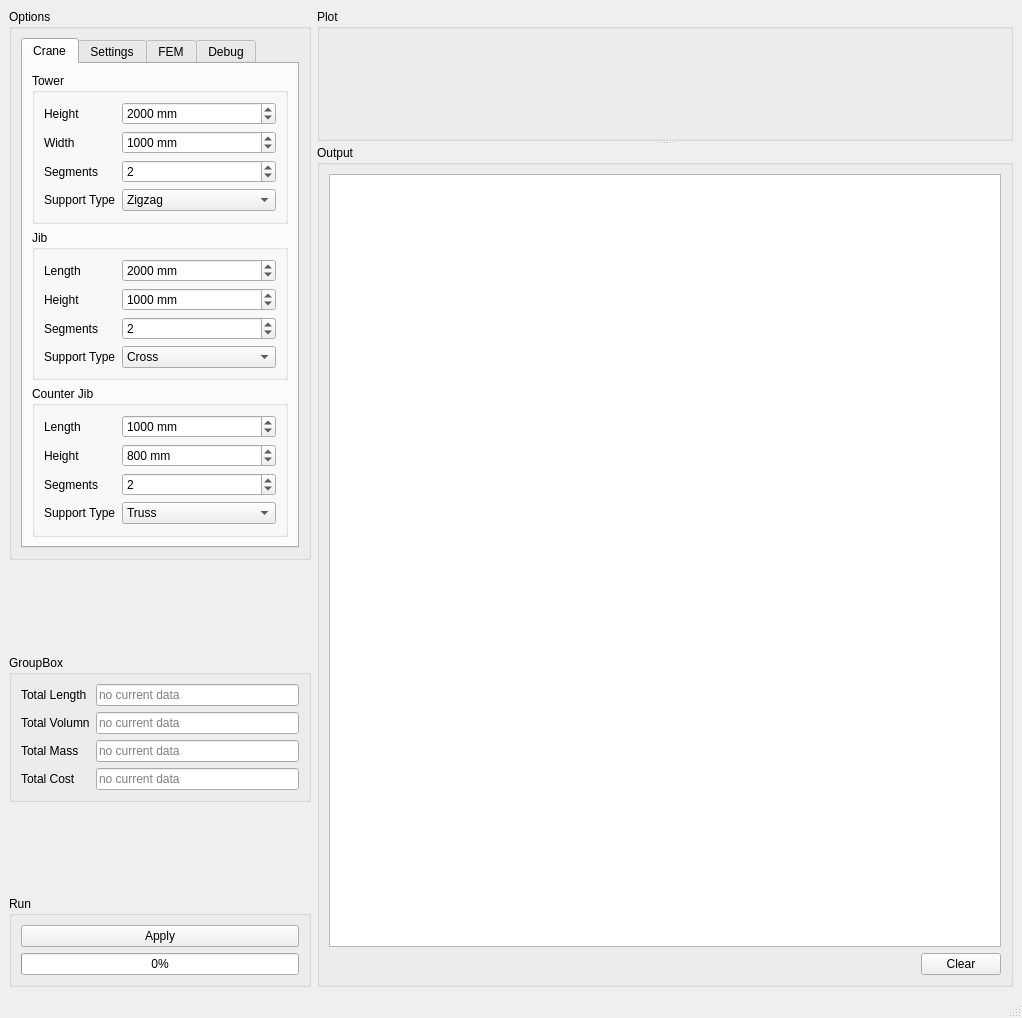
Above: craneSimulator/gui/windows/mainwindow.ui from castn/crane-simulator before the change. Below: the same form after it.
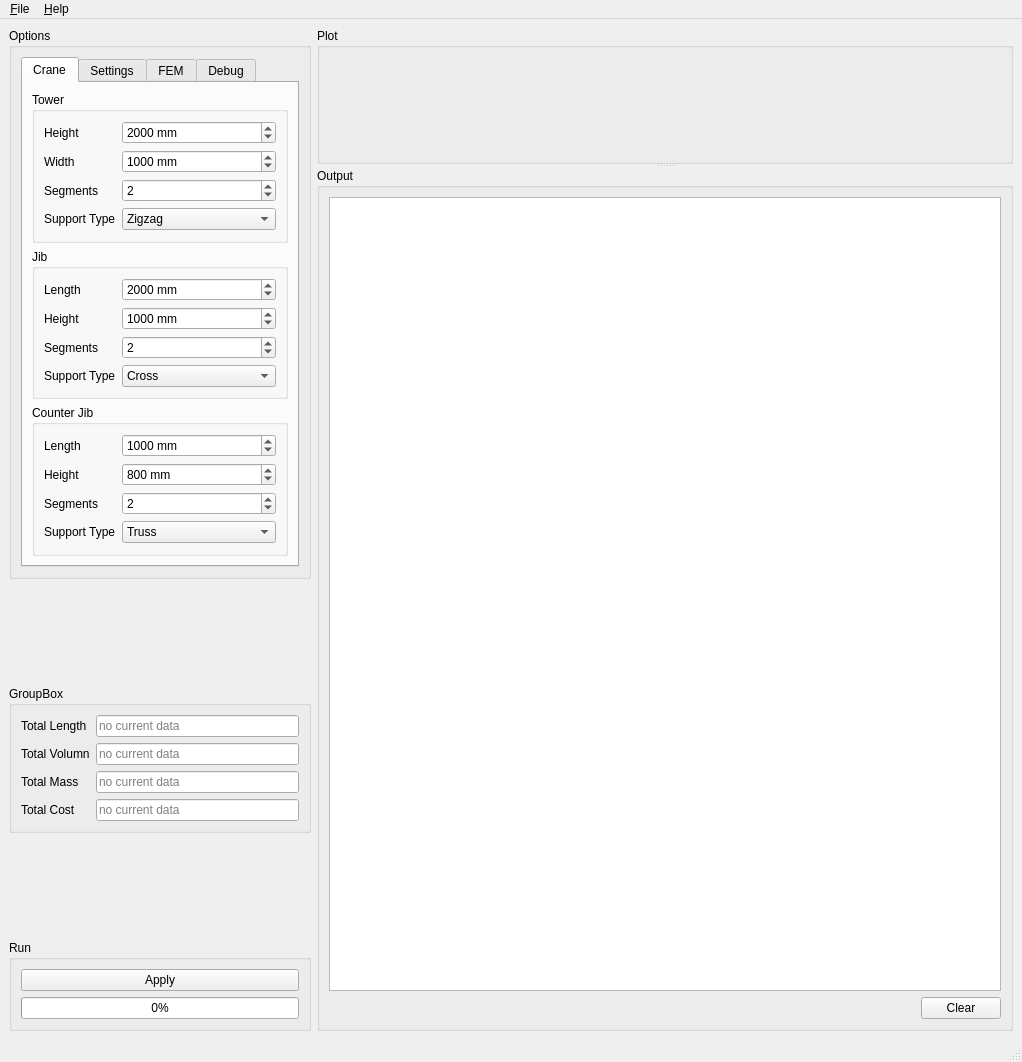
That is the form after the change.

What changed in the file:
```diff
--- a/craneSimulator/gui/windows/mainwindow.ui
+++ b/craneSimulator/gui/windows/mainwindow.ui
@@ -7,7 +7,7 @@
     <x>0</x>
     <y>0</y>
     <width>1022</width>
-    <height>1018</height>
+    <height>1062</height>
    </rect>
   </property>
   <property name="windowTitle">
@@ -820,6 +820,24 @@
      <height>22</height>
     </rect>
    </property>
+   <widget class="QMenu" name="menu_File">
+    <property name="title">
+     <string>&amp;File</string>
+    </property>
+    <addaction name="actionOpen"/>
+    <addaction name="actionRecently_Edited"/>
+    <addaction name="actionSave"/>
+    <addaction name="actionExit"/>
+   </widget>
+   <widget class="QMenu" name="menuHelp">
+    <property name="title">
+     <string>&amp;Help</string>
+    </property>
+    <addaction name="actionAbout"/>
+    <addaction name="actionReport_bug"/>
+   </widget>
+   <addaction name="menu_File"/>
+   <addaction name="menuHelp"/>
   </widget>
   <widget class="QStatusBar" name="statusbar"/>
  </widget>
```
Left out of the diff: 30 changed lines with no effect on the pictures.
